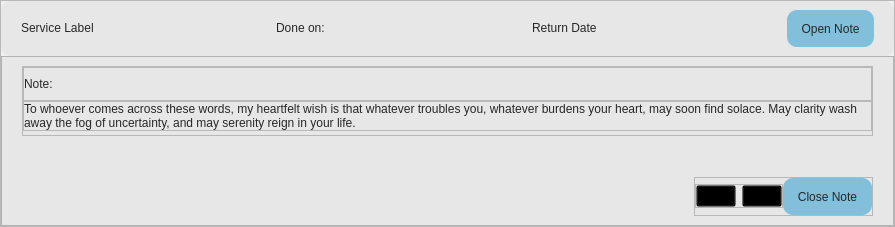
Before: the Qt Designer form Frontend/serviceCard.ui in DreddVDomasian/Petmate-Desktop-Application, drawn with Qt 5.
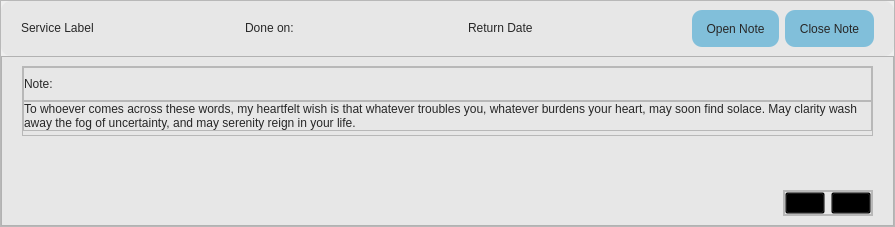
After: the same form once the commit is applied. Icons and pictures are not drawn.

Commit message:
Improve service history UI and logic
Enhanced the service history section with a new table header, adjusted layout margins, and improved visibility toggling for notes in service cards. Updated app.py to show/hide the header based on service data, refactored note toggling logic, and improved empty state handling for patients and services.

Patch:
```diff
--- a/Frontend/serviceCard.ui
+++ b/Frontend/serviceCard.ui
@@ -161,6 +161,36 @@
            </property>
           </widget>
          </item>
+         <item>
+          <widget class="QToolButton" name="closeNotesBtn">
+           <property name="layoutDirection">
+            <enum>Qt::RightToLeft</enum>
+           </property>
+           <property name="styleSheet">
+            <string notr="true">QToolButton{
+	font: 57 12pt &quot;Montserrat Medium&quot;;
+	color:rgb(39, 39, 39);
+	background-color:rgb(129, 191, 218);
+	border-radius:10px;
+	padding:10px;
+}
+QToolButton:hover{
+	background-color:rgb(117, 174, 198);
+
+}</string>
+           </property>
+           <property name="text">
+            <string>Close Note</string>
+           </property>
+           <property name="icon">
+            <iconset resource="resource.qrc">
+             <normaloff>:/Icons/Icons/upArrow.png</normaloff>:/Icons/Icons/upArrow.png</iconset>
+           </property>
+           <property name="toolButtonStyle">
+            <enum>Qt::ToolButtonTextBesideIcon</enum>
+           </property>
+          </widget>
+         </item>
         </layout>
        </widget>
       </item>
@@ -416,36 +446,6 @@
               </layout>
              </widget>
             </item>
-            <item>
-             <widget class="QToolButton" name="closeNotesBtn">
-              <property name="layoutDirection">
-               <enum>Qt::RightToLeft</enum>
-              </property>
-              <property name="styleSheet">
-               <string notr="true">QToolButton{
-	font: 57 12pt &quot;Montserrat Medium&quot;;
-	color:rgb(39, 39, 39);
-	background-color:rgb(129, 191, 218);
-	border-radius:10px;
-	padding:10px;
-}
-QToolButton:hover{
-	background-color:rgb(117, 174, 198);
-
-}</string>
-              </property>
-              <property name="text">
-               <string>Close Note</string>
-              </property>
-              <property name="icon">
-               <iconset resource="resource.qrc">
-                <normaloff>:/Icons/Icons/upArrow.png</normaloff>:/Icons/Icons/upArrow.png</iconset>
-              </property>
-              <property name="toolButtonStyle">
-               <enum>Qt::ToolButtonTextBesideIcon</enum>
-              </property>
-             </widget>
-            </item>
            </layout>
           </widget>
          </item>
```
The commit also changes 2 other files.
